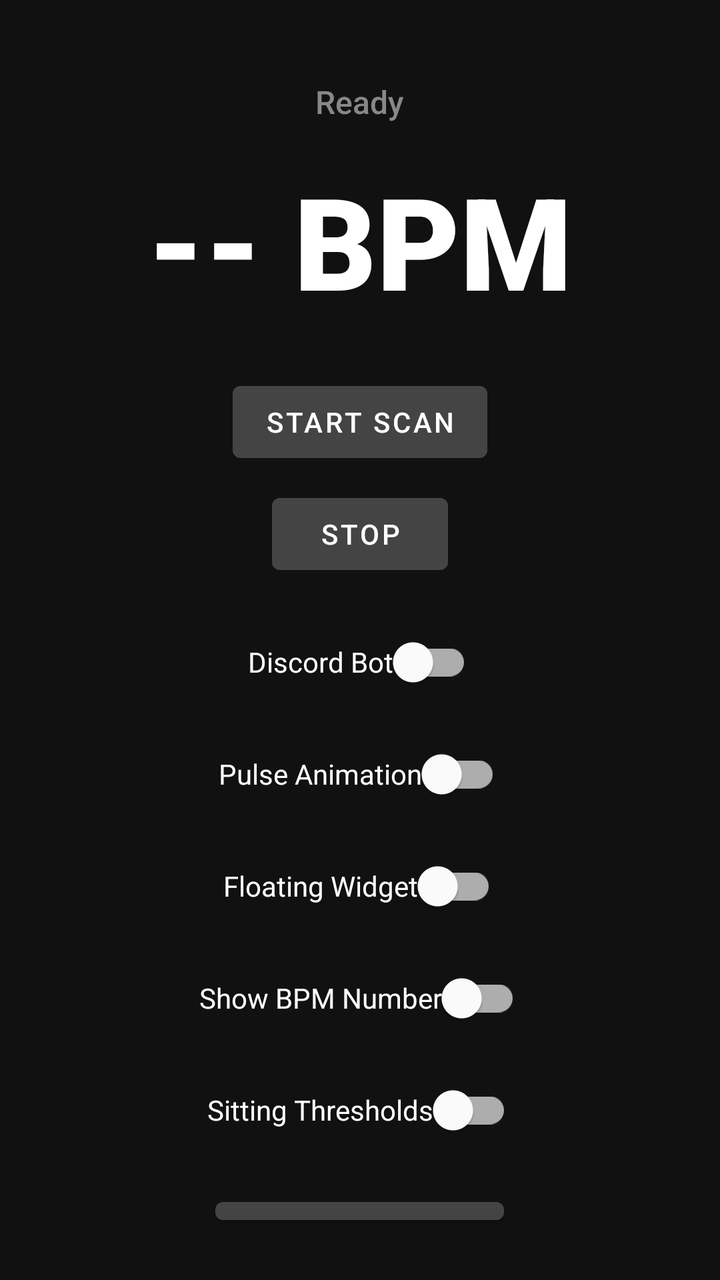
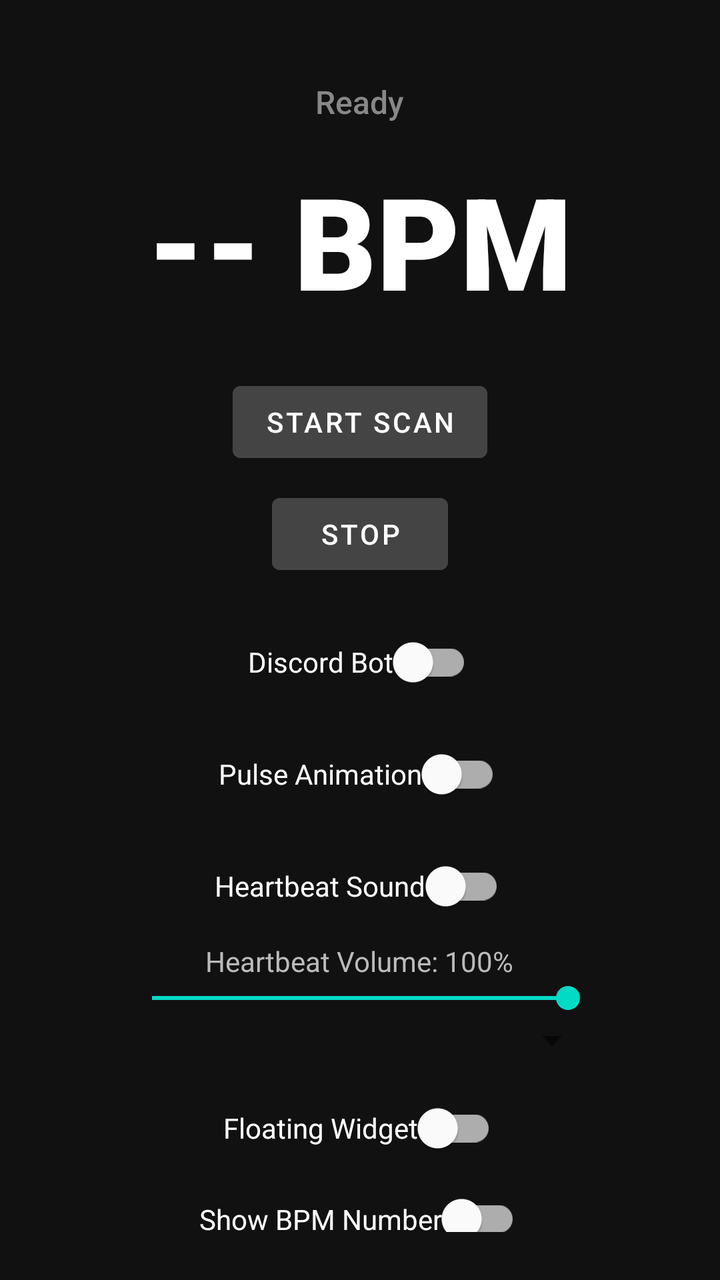

Two renders of the same Android screen: before a commit and after it. Below are the layout's source before the change and the commit's diff.
<!-- AndroidManifest.xml: application theme Theme.HRBot -->
<!-- res/layout/activity_main.xml -->
<?xml version="1.0" encoding="utf-8"?>
<LinearLayout
    xmlns:android="http://schemas.android.com/apk/res/android"
    android:layout_width="match_parent"
    android:layout_height="match_parent"
    android:orientation="vertical"
    android:gravity="center_horizontal"
    android:background="#111111"
    android:padding="24dp">

    
    <TextView
        android:id="@+id/statusText"
        android:layout_width="wrap_content"
        android:layout_height="wrap_content"
        android:text="Ready"
        android:textColor="#888888"
        android:textSize="16sp"
        android:fontFamily="sans-serif-medium"
        android:layout_marginTop="16dp"
        android:layout_marginBottom="16dp" />

    
    <TextView
        android:id="@+id/bpmText"
        android:layout_width="wrap_content"
        android:layout_height="wrap_content"
        android:text="-- BPM"
        android:textColor="#FFFFFF"
        android:textSize="64sp"
        android:fontFamily="sans-serif-black"
        android:textStyle="bold" />

    <Button
        android:id="@+id/btnStartHr"
        android:layout_width="wrap_content"
        android:layout_height="wrap_content"
        android:text="Start Scan"
        android:layout_marginTop="24dp"
        android:backgroundTint="#444444"
        android:textColor="#FFFFFF"
        style="@style/Widget.MaterialComponents.Button" />

    <Button
        android:id="@+id/btnStopHr"
        android:layout_width="wrap_content"
        android:layout_height="wrap_content"
        android:text="Stop"
        android:layout_marginTop="8dp"
        android:backgroundTint="#444444"
        android:textColor="#FFFFFF"
        style="@style/Widget.MaterialComponents.Button" />

    <com.google.android.material.switchmaterial.SwitchMaterial
        android:id="@+id/switchDiscord"
        android:layout_width="wrap_content"
        android:layout_height="wrap_content"
        android:text="Discord Bot"
        android:textColor="#FFFFFF"
        android:layout_marginTop="16dp" />

    <com.google.android.material.switchmaterial.SwitchMaterial
        android:id="@+id/switchPulse"
        android:layout_width="wrap_content"
        android:layout_height="wrap_content"
        android:text="Pulse Animation"
        android:textColor="#FFFFFF"
        android:layout_marginTop="8dp" />

    <com.google.android.material.switchmaterial.SwitchMaterial
        android:id="@+id/switchFloating"
        android:layout_width="wrap_content"
        android:layout_height="wrap_content"
        android:text="Floating Widget"
        android:textColor="#FFFFFF"
        android:layout_marginTop="8dp" />

    <com.google.android.material.switchmaterial.SwitchMaterial
        android:id="@+id/switchShowBpm"
        android:layout_width="wrap_content"
        android:layout_height="wrap_content"
        android:text="Show BPM Number"
        android:textColor="#FFFFFF"
        android:layout_marginTop="8dp" />

    <com.google.android.material.switchmaterial.SwitchMaterial
        android:id="@+id/switchNewThresholds"
        android:layout_width="wrap_content"
        android:layout_height="wrap_content"
        android:text="Sitting Thresholds"
        android:textColor="#FFFFFF"
        android:layout_marginTop="8dp" />

    <Button
        android:id="@+id/btnPulseScreen"
        android:layout_width="wrap_content"
        android:layout_height="wrap_content"
        android:text="Pulse Screen"
        android:layout_marginTop="16dp"
        android:backgroundTint="#444444"
        android:textColor="#FFFFFF"
        style="@style/Widget.MaterialComponents.Button" />

    
    <LinearLayout
        android:layout_width="wrap_content"
        android:layout_height="wrap_content"
        android:orientation="horizontal"
        android:gravity="center_vertical"
        android:layout_marginTop="16dp">

        <Button
            android:id="@+id/btnLinkDevice"
            android:layout_width="wrap_content"
            android:layout_height="wrap_content"
            android:text="Link Device"
            android:backgroundTint="#444444"
            android:textColor="#FFFFFF"
            style="@style/Widget.MaterialComponents.Button" />

        <Button
            android:id="@+id/btnPairCode"
            android:layout_width="wrap_content"
            android:layout_height="wrap_content"
            android:text="Pair Code"
            android:layout_marginStart="8dp"
            android:backgroundTint="#2a2a2a"
            android:textColor="#bbbbbb"
            style="@style/Widget.MaterialComponents.Button" />
    </LinearLayout>

    <TextView
        android:id="@+id/syncStatusText"
        android:layout_width="wrap_content"
        android:layout_height="wrap_content"
        android:text="Not linked"
        android:textColor="#555555"
        android:textSize="14sp"
        android:fontFamily="sans-serif"
        android:layout_marginTop="8dp" />

    <TextView
        android:id="@+id/serverListLabel"
        android:layout_width="wrap_content"
        android:layout_height="wrap_content"
        android:text="Discord Servers"
        android:textColor="#888888"
        android:textSize="14sp"
        android:layout_marginTop="16dp"
        android:visibility="gone" />

    <androidx.recyclerview.widget.RecyclerView
        android:id="@+id/serverRecyclerView"
        android:layout_width="match_parent"
        android:layout_height="wrap_content"
        android:maxHeight="200dp"
        android:layout_marginTop="8dp" />

    
    <TextView
        android:id="@+id/discordStatus"
        android:layout_width="wrap_content"
        android:layout_height="wrap_content"
        android:text="Discord: Offline"
        android:textColor="#555555"
        android:textSize="14sp"
        android:fontFamily="sans-serif"
        android:layout_marginTop="16dp" />

    
    <ScrollView
        android:id="@+id/logScroll"
        android:layout_width="match_parent"
        android:layout_height="0dp"
        android:layout_weight="1"
        android:layout_marginTop="24dp"
        android:fillViewport="true">

        <TextView
            android:id="@+id/logText"
            android:layout_width="match_parent"
            android:layout_height="wrap_content"
            android:text=""
            android:textColor="#444444"
            android:textSize="11sp"
            android:fontFamily="monospace"
            android:lineSpacingExtra="2dp" />
    </ScrollView>

</LinearLayout>
<!-- resources referenced by this layout -->
<resources>
  <style name="Theme.HRBot" parent="Theme.MaterialComponents.DayNight.NoActionBar">
          <item name="android:statusBarColor">#FF111111</item>
          <item name="android:navigationBarColor">#FF111111</item>
          <item name="android:windowBackground">#FF111111</item>
          <item name="colorPrimary">#FFFF3333</item>
          <item name="colorOnPrimary">#FFFFFFFF</item>
      </style>
</resources>

<!-- the commit's change to res/layout/activity_main.xml (unified diff, before → after) -->
@@ -66,6 +66,38 @@
         android:text="Pulse Animation"
         android:textColor="#FFFFFF"
         android:layout_marginTop="8dp" />
+
+    <com.google.android.material.switchmaterial.SwitchMaterial
+        android:id="@+id/switchHeartbeatSound"
+        android:layout_width="wrap_content"
+        android:layout_height="wrap_content"
+        android:text="Heartbeat Sound"
+        android:textColor="#FFFFFF"
+        android:layout_marginTop="8dp" />
+
+    <TextView
+        android:id="@+id/heartbeatSoundVolumeLabel"
+        android:layout_width="wrap_content"
+        android:layout_height="wrap_content"
+        android:text="Heartbeat Volume: 100%"
+        android:textColor="#BBBBBB"
+        android:textSize="14sp"
+        android:layout_marginTop="4dp" />
+
+    <SeekBar
+        android:id="@+id/heartbeatSoundVolumeSeekBar"
+        android:layout_width="240dp"
+        android:layout_height="wrap_content"
+        android:max="100"
+        android:progress="100"
+        android:contentDescription="Heartbeat sound volume" />
+
+    <Spinner
+        android:id="@+id/heartbeatSoundEffectSpinner"
+        android:layout_width="240dp"
+        android:layout_height="wrap_content"
+        android:contentDescription="Heartbeat sound effect"
+        android:popupBackground="#333333" />
 
     <com.google.android.material.switchmaterial.SwitchMaterial
         android:id="@+id/switchFloating"
